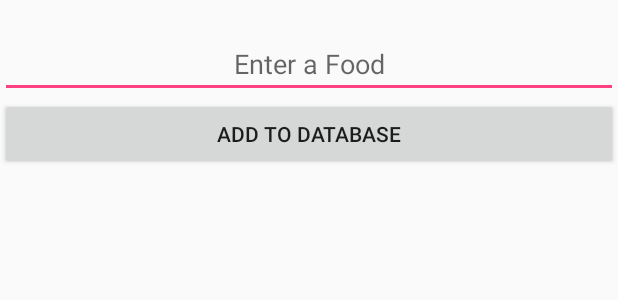
After one commit to stortial/Study-app, an Android app: the layout activity_data_base.xml on its own in the app's theme, with its tools: preview values and no code run, on a phone screen of 412 x 824 dp. The commit adds this screen. Shown: the top 300 px of the screen. Run offline under Robolectric (Android 15) with nearby library versions, the phone set to English and light mode, and no system bars.

Commit message:
Adding items to Database
adding items (food) to database

```diff
--- a/Studiquest/app/build.gradle
+++ b/Studiquest/app/build.gradle
@@ -31,10 +31,11 @@ dependencies {
     compile 'com.android.support.constraint:constraint-layout:1.0.2'
     compile 'com.google.firebase:firebase-auth:11.0.4'
     compile 'com.google.android.gms:play-services-auth:11.0.4'
-    testCompile 'junit:junit:4.12'
     compile 'com.google.android.gms:play-services-location:11.0.4'
     compile 'com.google.android.gms:play-services-maps:11.0.4'
+    testCompile 'junit:junit:4.12'
 }
 
 
+
 apply plugin: 'com.google.gms.google-services'
--- a/Studiquest/app/src/main/java/org/example/amylipsky/myapplication/Main2Activity.java
+++ b/Studiquest/app/src/main/java/org/example/amylipsky/myapplication/Main2Activity.java
@@ -29,13 +29,13 @@ public class Main2Activity  extends AppCompatActivity {
 //            tv.setText(text);
 //
 //        }
-
+        //create groups class
         Button button1 = (Button) findViewById(R.id.bt2);
         button1.setOnClickListener(new View.OnClickListener() {
 
 
             public void onClick(View v) {
-                Intent startIntent = new Intent(getApplicationContext(), Main4Activity.class);
+                Intent startIntent = new Intent(getApplicationContext(), DataBase.class);
                 startActivity(startIntent);
 
 
--- /dev/null
+++ b/Studiquest/app/src/main/res/layout/activity_data_base.xml
@@ -0,0 +1,26 @@
+<?xml version="1.0" encoding="utf-8"?>
+<LinearLayout xmlns:android="http://schemas.android.com/apk/res/android"
+    android:orientation="vertical"
+    android:layout_width="match_parent"
+    android:layout_height="match_parent">
+
+
+    <EditText
+        android:hint="Enter a Food"
+        android:layout_marginTop="20dp"
+        android:textAlignment="center"
+        android:layout_width="match_parent"
+        android:layout_height="wrap_content"
+        android:inputType="textPersonName"
+        android:ems="10"
+        android:id="@+id/add_new_food"/>
+
+    <Button
+
+        android:text="Add to database"
+        android:layout_width="match_parent"
+        android:layout_height="wrap_content"
+        android:id="@+id/btnAddNewFood"/>
+
+
+</LinearLayout>
```
Also changed, not shown: Studiquest/app/src/main/AndroidManifest.xml (+11 -16 lines), Studiquest/app/src/main/java/org/example/amylipsky/myapplication/DataBase.java (added, +98 -0 lines), Studiquest/app/src/main/res/layout/activity_main.xml (+5 -2 lines), 1 other file.
